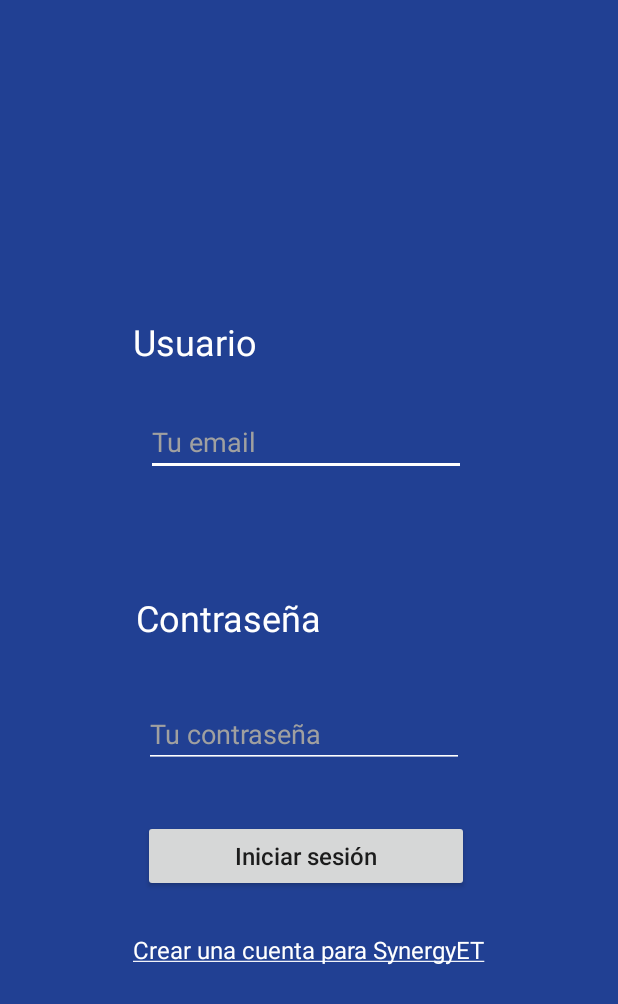
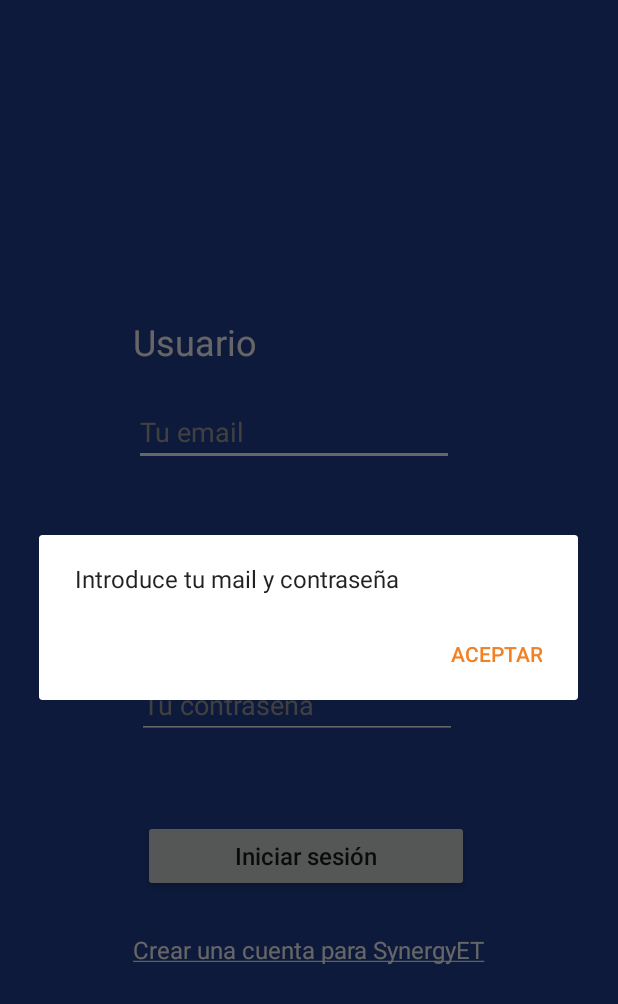
Before and after one commit to marcbryan/SynergyET, an Android app: the screen it shows after launch (MainActivity), after a tap on "Iniciar sesión", on a phone screen of 412 x 824 dp. Shown: the top 1004 px of the screen. Run offline under Robolectric (Android 15) with nearby library versions, the phone set to English and light mode, and no system bars; our stand-ins replace Firebase (no records; nobody signed in at launch, a user with empty details on screens opened directly).

Commit message:
Código para hacer login

```diff
--- a/app/src/main/java/com/synergy/synergyet/MainActivity.java
+++ b/app/src/main/java/com/synergy/synergyet/MainActivity.java
@@ -1,38 +1,115 @@
 package com.synergy.synergyet;
 
+import android.content.DialogInterface;
+import android.support.annotation.NonNull;
+import android.support.v7.app.AlertDialog;
 import android.support.v7.app.AppCompatActivity;
 import android.os.Bundle;
 import android.view.View;
 import android.widget.Button;
 import android.widget.EditText;
+import android.widget.TextView;
+import android.widget.Toast;
 
+import com.google.android.gms.tasks.OnCompleteListener;
+import com.google.android.gms.tasks.Task;
+import com.google.firebase.auth.AuthResult;
 import com.google.firebase.auth.FirebaseAuth;
 import com.google.firebase.auth.FirebaseUser;
 
 public class MainActivity extends AppCompatActivity {
 
-    private EditText user;
-    private EditText pass;
+    private EditText et_user;
+    private EditText et_pass;
+
+    private FirebaseAuth mAuth;
+    private FirebaseUser user;
+
+    private String dialog_txt1;
+    private String dialog_txt2;
+    private String dialogOK;
+    private String toast_txt1;
 
     @Override
     protected void onCreate(Bundle savedInstanceState) {
         super.onCreate(savedInstanceState);
         setContentView(R.layout.activity_main);
+
+        // Obtener los textos de strings.xml
+        dialog_txt1 = getString(R.string.dialog1_txt1);
+        dialog_txt2 = getString(R.string.dialog1_txt2);
+        dialogOK = getString(R.string.dialogOK_button);
+        toast_txt1 = getString(R.string.toast1);
+
+        // Obtener los componentes del activity
+        et_user = findViewById(R.id.et_user);
+        et_pass = findViewById(R.id.et_pass);
+
+        mAuth = FirebaseAuth.getInstance();
         // Para obtener el usuario actual (el último que usó el usuario)
-        FirebaseUser user = FirebaseAuth.getInstance().getCurrentUser();
-        // Si el usuario ya ha iniciado sesión antes
+        user = FirebaseAuth.getInstance().getCurrentUser();
         if (user != null) {
-            //TODO: Mostrar el menu prinicipal (el calendario)
-        } else {
-            // Si el usuario no ha iniciado sesión anteriormente se le mostrará la pantalla de login (la actual)
-
+            // Si el usuario ya ha iniciado sesión antes, se le mostrará la pantalla principal de la aplicación
+            //TODO: Mostrar la pantalla principal (el calendario)
         }
         Button btnLogin = findViewById(R.id.btnLogin);
         btnLogin.setOnClickListener(new View.OnClickListener() {
             @Override
             public void onClick(View v) {
-
+                String email = et_user.getText().toString();
+                String password = et_pass.getText().toString();
+                if (email.equals("") || password.equals("")) {
+                    showDialog(dialog_txt1);
+                } else {
+                    // Si el usuario introduce email y password, comprobaremos si las credenciales son correctas
+                    signIn(email, password);
+                }
+            }
+        });
+        TextView signUp = findViewById(R.id.tvCreateAcc);
+        signUp.setOnClickListener(new View.OnClickListener() {
+            @Override
+            public void onClick(View v) {
+                //TODO: Abrir el activity para crear una cuenta
             }
         });
     }
+
+    private void showDialog(String dialog_txt) {
+        // Creo un diálogo
+        AlertDialog.Builder builder = new AlertDialog.Builder(MainActivity.this);
+        builder.setMessage(dialog_txt)
+                .setCancelable(false)
+                .setPositiveButton(dialogOK, new DialogInterface.OnClickListener() {
+                    public void onClick(DialogInterface dialog, int id) {
+                        // Borra el texto del EditText del usuario y de la contraseña
+                        et_user.setText("");
+                        et_pass.setText("");
+                    }
+                });
+        AlertDialog alert = builder.create();
+        // Lo muestro
+        alert.show();
+    }
+
+    private void signIn(String email, String password){
+        mAuth.signInWithEmailAndPassword(email, password)
+                .addOnCompleteListener(MainActivity.this, new OnCompleteListener<AuthResult>() {
+                    @Override
+                    public void onComplete(@NonNull Task<AuthResult> task) {
+                        if (task.isSuccessful()) {
+                            // Si el login se realiza con éxito, accederá a la aplicación
+                            user = mAuth.getCurrentUser();
+                            //TODO: Mostrar el nombre del usuario al hacer login correctamente. ej: 'Bienvendido Marc!! :)'
+                            Toast.makeText(MainActivity.this, toast_txt1+" (nombre)!! :)",
+                                    Toast.LENGTH_SHORT).show();
+                            //TODO: Abrir el activity prinicipal de la aplicación (el calendario)
+
+                        } else {
+                            // Si el login falla, se mostrará al usuario un diálogo con un mensaje de error
+                            showDialog(dialog_txt2);
+                        }
+                    }
+                });
+    }
 }
--- a/app/src/main/res/layout/activity_main.xml
+++ b/app/src/main/res/layout/activity_main.xml
@@ -41,7 +41,6 @@
         android:id="@+id/et_user"
         android:layout_width="wrap_content"
         android:layout_height="wrap_content"
-        android:layout_marginStart="8dp"
         android:layout_marginLeft="8dp"
         android:layout_marginTop="8dp"
         android:layout_marginEnd="6dp"
@@ -55,21 +54,20 @@
         app:backgroundTint="@color/colorWhite"
         app:layout_constraintBottom_toBottomOf="parent"
         app:layout_constraintEnd_toEndOf="parent"
-        app:layout_constraintHorizontal_bias="0.483"
+        app:layout_constraintHorizontal_bias="0.463"
         app:layout_constraintStart_toStartOf="parent"
         app:layout_constraintTop_toTopOf="parent"
-        app:layout_constraintVertical_bias="0.346" />
+        app:layout_constraintVertical_bias="0.337" />
 
     <EditText
         android:id="@+id/et_pass"
         android:layout_width="wrap_content"
         android:layout_height="wrap_content"
-        android:layout_marginStart="8dp"
-        android:layout_marginLeft="8dp"
         android:layout_marginTop="8dp"
         android:layout_marginEnd="8dp"
         android:layout_marginRight="8dp"
         android:layout_marginBottom="8dp"
+        android:layout_marginLeft="8dp"
         android:ems="10"
         android:hint="@string/hintPass"
         android:inputType="textPassword"
@@ -78,10 +76,10 @@
         app:backgroundTint="@color/colorWhite"
         app:layout_constraintBottom_toBottomOf="parent"
         app:layout_constraintEnd_toEndOf="parent"
-        app:layout_constraintHorizontal_bias="0.483"
+        app:layout_constraintHorizontal_bias="0.478"
         app:layout_constraintStart_toStartOf="parent"
         app:layout_constraintTop_toTopOf="parent"
-        app:layout_constraintVertical_bias="0.601" />
+        app:layout_constraintVertical_bias="0.576" />
 
     <Button
         android:id="@+id/btnLogin"
--- a/app/src/main/res/values/colors.xml
+++ b/app/src/main/res/values/colors.xml
@@ -2,7 +2,7 @@
 <resources>
     <color name="colorPrimary">#214093</color>
     <color name="colorPrimaryDark">#112351</color>
-    <color name="colorAccent">#D81B60</color>
+    <color name="colorAccent">#F48024</color>
     <color name="colorWhite">#ffffff</color>
     <color name="colorHint">#a0a0a0</color>
 </resources>
--- a/app/src/main/res/values/strings.xml
+++ b/app/src/main/res/values/strings.xml
@@ -1,9 +1,14 @@
 <resources>
     <string name="app_name">SynergyET</string>
+    <!-- Textos MainActivity -->
     <string name="txtUser">Usuario</string>
     <string name="txtPassword">Contraseña</string>
     <string name="txtLogin">Iniciar sesión</string>
     <string name="txtCreateAcc"><u>Crear una cuenta para SynergyET</u></string>
     <string name="hintUser">Tu email</string>
     <string name="hintPass">Tu contraseña</string>
+    <string name="dialog1_txt1">Introduce tu mail y contraseña</string>
+    <string name="dialog1_txt2">Credenciales incorrectas, introduce un mail y contraseña válidos!</string>
+    <string name="dialogOK_button">Aceptar</string>
+    <string name="toast1">Bienvenido</string>
 </resources>
--- a/app/src/main/res/values/styles.xml
+++ b/app/src/main/res/values/styles.xml
@@ -1,11 +1,14 @@
 <resources>
 
     <!-- Base application theme. -->
-    <style name="AppTheme" parent="Theme.AppCompat.Light.NoActionBar">
+    <style name="AppTheme" parent="Theme.AppCompat.Light">
         <!-- Customize your theme here. -->
         <item name="colorPrimary">@color/colorPrimary</item>
         <item name="colorPrimaryDark">@color/colorPrimaryDark</item>
         <item name="colorAccent">@color/colorAccent</item>
+        <!-- Ocultar el ActionBar y el titulo -->
+        <item name="windowActionBar">false</item>
+        <item name="windowNoTitle">true</item>
     </style>
 
 </resources>
```
